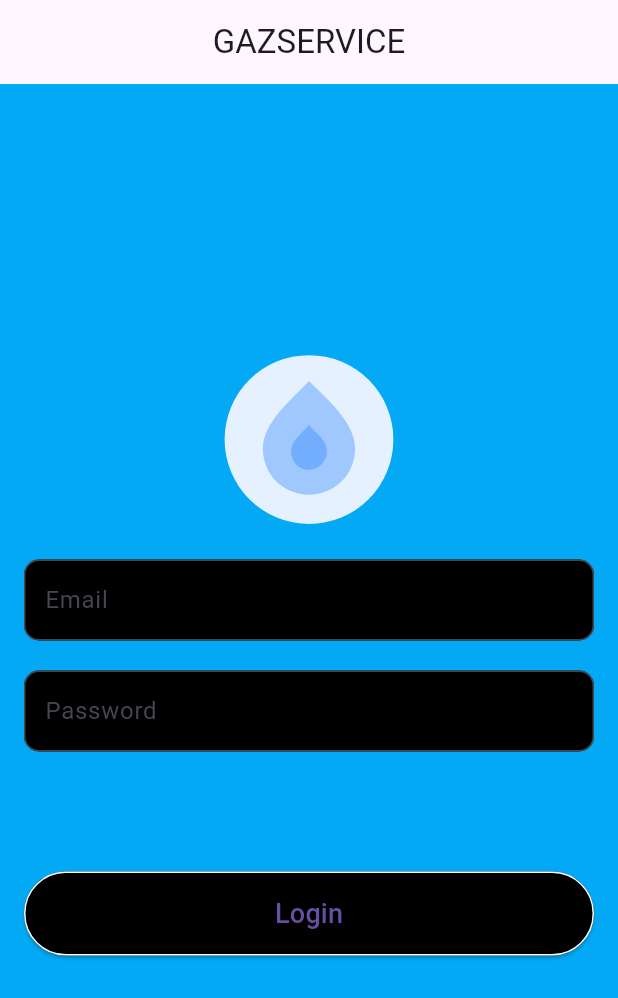
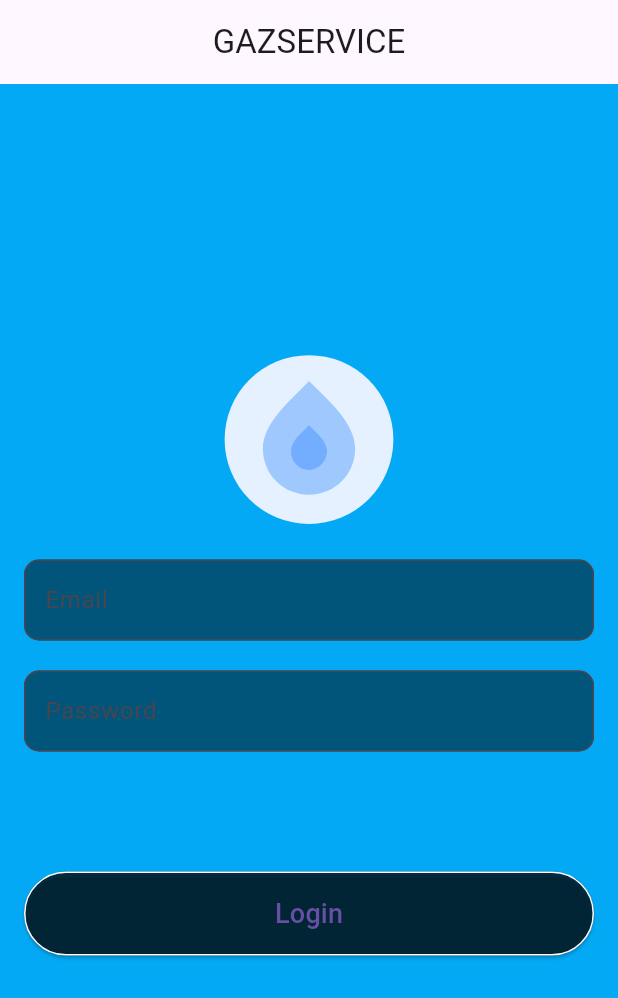
Before and after one commit to webmonkeys-junior/gazservice-flutter, a Flutter app: the screen it shows after launch, on a phone screen of 412 x 824 dp. Shown: the top 998 px of the screen. Run offline on Flutter 3.47's test engine with Material 3 defaults, Android fonts, the phone set to English and light mode, and no system bars; our stand-ins replace flutter_cache_manager, flutter_svg, geocoding, geolocator, image_picker, photo_view.

```diff
--- a/lib/main.dart
+++ b/lib/main.dart
@@ -99,7 +99,7 @@ class _AuthScreenState extends State<AuthScreen> {
     decoration: InputDecoration(
     labelText: 'Email',
     filled: true,
-    fillColor: Colors.black,
+    fillColor: Colors.black.withOpacity(0.5), // Полупрозрачный черный
     border: OutlineInputBorder(
     borderRadius: BorderRadius.circular(10.0),
     borderSide: const BorderSide(color: Colors.white, width: 1.0), // Белый контур
@@ -121,7 +121,7 @@ class _AuthScreenState extends State<AuthScreen> {
     decoration: InputDecoration(
     labelText: 'Password',
     filled: true,
-    fillColor: Colors.black,
+    fillColor: Colors.black.withOpacity(0.5), // Полупрозрачный черный
     border: OutlineInputBorder(
     borderRadius: BorderRadius.circular(10.0),
     borderSide: const BorderSide(color: Colors.white, width: 1.0), // Белый контур
@@ -149,7 +149,7 @@ class _AuthScreenState extends State<AuthScreen> {
             }
           },
           style: ElevatedButton.styleFrom(
-            backgroundColor: Colors.black, // Черный фон
+            backgroundColor: Colors.black.withOpacity(0.7), // Полупрозрачный черный фон
             side: const BorderSide(color: Colors.white, width: 1.0), // Белый контур
             padding: const EdgeInsets.symmetric(vertical: 15.0),
             shape: RoundedRectangleBorder(
```
Lines whose indentation alone changed are shown as unchanged.
